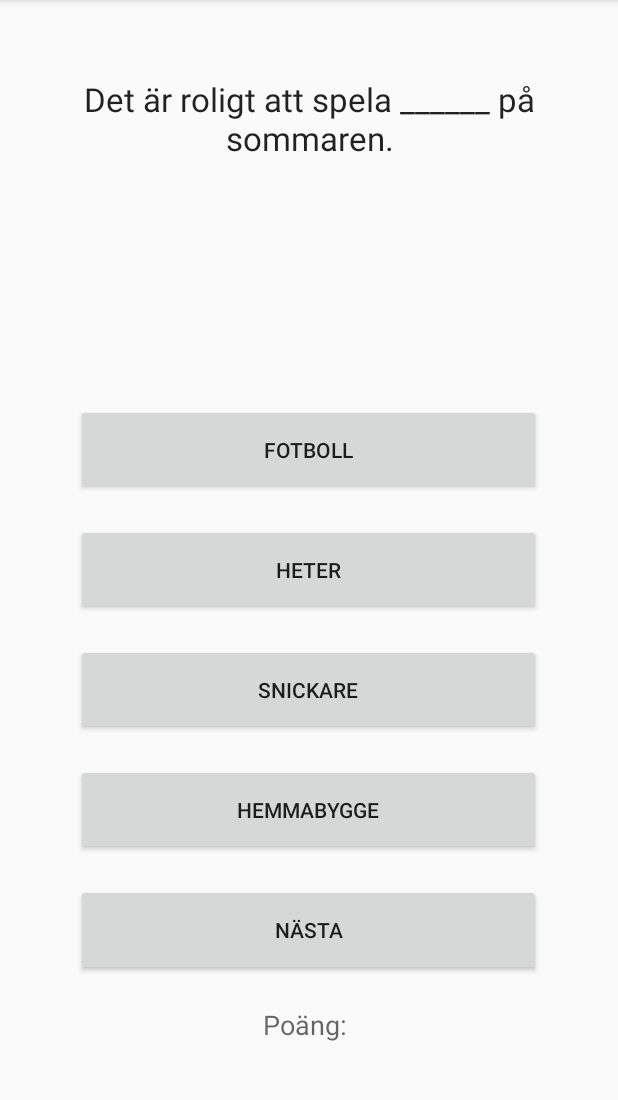
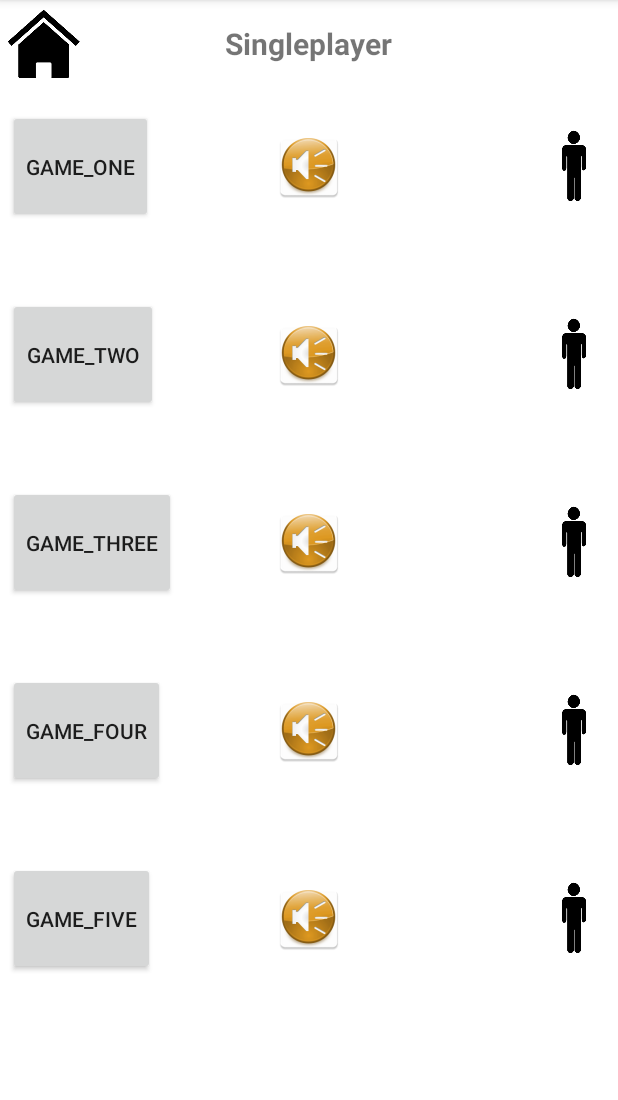
Before and after one commit to hardvaluta/android, an Android app: the screen it shows after launch (MenuActivity before the commit, ChooseGameActivity after it), after a tap on an icon or button, on a phone screen of 412 x 824 dp, the part 84-1184 px from its top. Run offline under Robolectric (Android 15) with nearby library versions, the phone set to English and light mode, and no system bars.

Commit message:
Lagt till ChooseGameMenu aktivitet. Singleplayer knappen i MainMeny leder hit.

```diff
--- a/android1337/app/build.gradle
+++ b/android1337/app/build.gradle
@@ -27,7 +27,7 @@ android {
 }
 
 dependencies {
-    compile fileTree(dir: 'libs', include: ['*.jar'])
+    compile fileTree(include: ['*.jar'], dir: 'libs')
     testCompile 'junit:junit:4.12'
     compile 'com.android.support:appcompat-v7:24.2.1'
     compile 'com.android.volley:volley:1.0.0'
--- a/android1337/app/src/main/AndroidManifest.xml
+++ b/android1337/app/src/main/AndroidManifest.xml
@@ -18,6 +18,7 @@
             </intent-filter>
         </activity>
         <activity android:name="MenuActivity"/>
+        <activity android:name=".ChooseGameActivity"/>
     </application>
 
 </manifest>
--- /dev/null
+++ b/android1337/app/src/main/java/com/android1337/ChooseGameActivity.java
@@ -0,0 +1,139 @@
+package com.android1337;
+
+import android.content.Intent;
+import android.graphics.Color;
+import android.os.Bundle;
+import android.speech.tts.TextToSpeech;
+import android.support.v7.app.AppCompatActivity;
+import android.util.Log;
+import android.view.View;
+import android.widget.Button;
+import android.widget.ImageButton;
+import java.util.Locale;
+
+/**
+ * Created by William on 2016-10-01.
+ */
+
+public class ChooseGameActivity extends AppCompatActivity implements TextToSpeech.OnInitListener {
+    TextToSpeech tts;
+    @Override
+    protected void onCreate(Bundle savedInstanceState)
+    {
+        super.onCreate(savedInstanceState);
+        setContentView(R.layout.choosegame_menu);
+
+        tts = new TextToSpeech(this, this);
+
+        ImageButton mainMenu = (ImageButton) findViewById(R.id.homeButton);
+        mainMenu.setOnClickListener(new View.OnClickListener()
+        {
+            @Override
+            public void onClick(View v)
+            {
+                startActivity(new Intent(ChooseGameActivity.this, MainMenu.class));
+            }
+        });
+
+        ImageButton ttsOne = (ImageButton) findViewById(R.id.Game_One_TTS);
+        ImageButton ttsTwo = (ImageButton) findViewById(R.id.Game_Two_TTS);
+        ImageButton ttsThree = (ImageButton) findViewById(R.id.Game_Three_TTS);
+        ImageButton ttsFour = (ImageButton) findViewById(R.id.Game_Four_TTS);
+        ImageButton ttsFive = (ImageButton) findViewById(R.id.Game_Five_TTS);
+
+        ttsOne.setOnClickListener(new View.OnClickListener() {
+            @Override
+            public void onClick(View view) {
+                wordButtonPressed(R.id.Game_One);
+            }
+        });
+        ttsTwo.setOnClickListener(new View.OnClickListener() {
+            @Override
+            public void onClick(View view) {
+                wordButtonPressed(R.id.Game_Two);
+            }
+        });
+        ttsThree.setOnClickListener(new View.OnClickListener() {
+            @Override
+            public void onClick(View view) {
+                wordButtonPressed(R.id.Game_Three);
+            }
+        });
+        ttsFour.setOnClickListener(new View.OnClickListener() {
+            @Override
+            public void onClick(View view) {
+                wordButtonPressed(R.id.Game_Four);
+            }
+        });
+        ttsFive.setOnClickListener(new View.OnClickListener() {
+            @Override
+            public void onClick(View view) {
+                wordButtonPressed(R.id.Game_Five);
+            }
+        });
+
+        Button gameOne = (Button) findViewById(R.id.Game_One);
+        Button gameTwo = (Button) findViewById(R.id.Game_Two);
+        Button gameThree = (Button) findViewById(R.id.Game_Three);
+        Button gameFour = (Button) findViewById(R.id.Game_Four);
+        Button gameFive = (Button) findViewById(R.id.Game_Five);
+
+        gameOne.setOnClickListener(new View.OnClickListener() {
+            @Override
+            public void onClick(View view){
+               // startActivity(new Intent(ChooseGameActivity.this, GameOne.class));
+            }
+        });
+        gameTwo.setOnClickListener(new View.OnClickListener() {
+            @Override
+            public void onClick(View view){
+                // startActivity(new Intent(ChooseGameActivity.this, GameTwo.class));
+            }
+        });
+        gameThree.setOnClickListener(new View.OnClickListener() {
+            @Override
+            public void onClick(View view){
+                // startActivity(new Intent(ChooseGameActivity.this, GameThree.class));
+            }
+        });
+        gameFour.setOnClickListener(new View.OnClickListener() {
+            @Override
+            public void onClick(View view){
+                // startActivity(new Intent(ChooseGameActivity.this, GameFour.class));
+            }
+        });
+        gameFive.setOnClickListener(new View.OnClickListener() {
+            @Override
+            public void onClick(View view){
+                // startActivity(new Intent(ChooseGameActivity.this, GameFive.class));
+            }
+        });
+
+    }
+
+    private void wordButtonPressed(int buttonIdPressed) {
+        tts.speak(((Button)findViewById(buttonIdPressed)).getText().toString(), TextToSpeech.QUEUE_FLUSH, null);
+    }
+
+    @Override
+    public void onInit(int status) {
+        if (status == TextToSpeech.SUCCESS){
+            //Denna raden sätter ibland till eng_USA i emulator i varje fall vilket förstör TTS
+            //funktionaliteten
+            Locale lang2   = tts.getLanguage();
+
+            //Bättre att sätta sv direkt; Har inte mobilen det så fungerar inte TTS och borde
+            //stängas av imho. Thoughts?
+            Locale lang = new Locale("sv");
+            int result = tts.setLanguage(lang);
+
+            if (result == TextToSpeech.LANG_MISSING_DATA || result == TextToSpeech.LANG_NOT_SUPPORTED) {
+                Log.e("TTS", "inget språkstöd");
+            }else {
+                //nothing
+            }
+        }else{
+            Log.e("TTS", "uppstart kaputt");
+        }
+    }
+}
--- a/android1337/app/src/main/java/com/android1337/MainMenu.java
+++ b/android1337/app/src/main/java/com/android1337/MainMenu.java
@@ -26,7 +26,7 @@ public class MainMenu extends AppCompatActivity
             @Override
             public void onClick(View v)
             {
-                startActivity(new Intent(MainMenu.this, MenuActivity.class));
+                startActivity(new Intent(MainMenu.this, ChooseGameActivity.class));
             }
         });
 
--- a/android1337/app/src/main/java/com/android1337/MenuActivity.java
+++ b/android1337/app/src/main/java/com/android1337/MenuActivity.java
@@ -155,7 +155,6 @@ public class MenuActivity extends AppCompatActivity implements TextToSpeech.OnIn
             finishedSentence = true;
         }
             tts.speak(((Button)findViewById(buttonIdPressed)).getText().toString(), TextToSpeech.QUEUE_FLUSH, null);
-
     }
 
     private void nextSentence() {
--- /dev/null
+++ b/android1337/app/src/main/res/layout/choosegame_menu.xml
@@ -0,0 +1,226 @@
+<?xml version="1.0" encoding="utf-8"?>
+<RelativeLayout xmlns:android="http://schemas.android.com/apk/res/android"
+    xmlns:app="http://schemas.android.com/apk/res-auto"
+    android:orientation="vertical" android:layout_width="match_parent"
+    android:layout_height="match_parent"
+    android:paddingBottom="5dp"
+    android:paddingLeft="5dp"
+    android:paddingRight="5dp"
+    android:paddingTop="5dp"
+    android:background="#FFFFFF">
+
+    <RelativeLayout
+        android:layout_width="match_parent"
+        android:layout_height="wrap_content"
+        android:id="@+id/homeLayout"
+        android:orientation="horizontal">
+
+        <ImageButton
+            android:layout_width="wrap_content"
+            android:layout_height="wrap_content"
+            android:background="@drawable/iconborder"
+            app:srcCompat="@mipmap/homeicon"
+            android:id="@+id/homeButton"
+            android:layout_alignParentLeft="true" />
+
+        <TextView
+            android:layout_width="wrap_content"
+            android:layout_height="wrap_content"
+            android:text="Singleplayer"
+            android:layout_centerHorizontal="true"
+            android:layout_centerVertical="true"
+            android:textStyle="bold"
+            android:textSize="20dp"/>
+    </RelativeLayout>
+
+    <ScrollView
+        android:layout_width="match_parent"
+        android:layout_height="match_parent"
+        android:layout_below="@id/homeLayout"
+        >
+        <LinearLayout
+            android:layout_width="match_parent"
+            android:layout_height="wrap_content"
+            android:orientation="vertical" >
+
+            <Space
+                android:layout_width="match_parent"
+                android:layout_height="20dp"
+                android:layout_gravity="center_horizontal"
+                android:layout_weight="0.14" />
+
+            <RelativeLayout
+                android:layout_width="match_parent"
+                android:layout_height="wrap_content"
+                android:orientation="horizontal" >
+
+                <Button
+                    android:id="@+id/Game_One"
+                    android:layout_width="wrap_content"
+                    android:layout_height="75dp"
+                    android:layout_alignParentLeft="true"
+                    android:text="Game_One" />
+                <ImageButton
+                    android:id="@+id/Game_One_TTS"
+                    android:layout_width="wrap_content"
+                    android:layout_height="75dp"
+                    android:layout_centerHorizontal="true"
+                    app:srcCompat="@mipmap/texttospeech"
+                    android:background="#FFFFFF"/>
+
+                <ImageView
+                    android:id="@+id/Game_One_Image"
+                    android:layout_width="wrap_content"
+                    android:layout_height="wrap_content"
+                    android:layout_alignParentRight="true"
+                    android:layout_centerVertical="true"
+                    app:srcCompat="@mipmap/singleplayericon"
+                    />
+            </RelativeLayout>
+
+            <Space
+                android:layout_width="match_parent"
+                android:layout_height="50dp"
+                android:layout_gravity="center_horizontal"
+                android:layout_weight="0.14" />
+
+            <RelativeLayout
+                android:layout_width="match_parent"
+                android:layout_height="wrap_content"
+                android:orientation="horizontal" >
+
+                <Button
+                    android:id="@+id/Game_Two"
+                    android:layout_width="wrap_content"
+                    android:layout_height="75dp"
+                    android:layout_alignParentLeft="true"
+                    android:text="Game_Two" />
+
+                <ImageButton
+                    android:id="@+id/Game_Two_TTS"
+                    android:layout_width="wrap_content"
+                    android:layout_height="75dp"
+                    android:layout_centerHorizontal="true"
+                    app:srcCompat="@mipmap/texttospeech"
+                    android:background="#FFFFFF"/>
+
+                <ImageView
+                    android:id="@+id/Game_Two_Image"
+                    android:layout_width="wrap_content"
+                    android:layout_height="wrap_content"
+                    android:layout_alignParentRight="true"
+                    android:layout_centerVertical="true"
+                    app:srcCompat="@mipmap/singleplayericon"
+                    />
+            </RelativeLayout>
+
+            <Space
+                android:layout_width="match_parent"
+                android:layout_height="50dp"
+                android:layout_gravity="center_horizontal"
+                android:layout_weight="0.14" />
+
+            <RelativeLayout
+                android:layout_width="match_parent"
+                android:layout_height="wrap_content"
+                android:orientation="horizontal" >
+
+                <Button
+                    android:id="@+id/Game_Three"
+                    android:layout_width="wrap_content"
+                    android:layout_height="75dp"
+                    android:layout_alignParentLeft="true"
+                    android:text="Game_Three" />
+
+                <ImageButton
+                    android:id="@+id/Game_Three_TTS"
+                    android:layout_width="wrap_content"
+                    android:layout_height="75dp"
+                    android:layout_centerHorizontal="true"
+                    app:srcCompat="@mipmap/texttospeech"
+                    android:background="#FFFFFF"/>
+
+                <ImageView
+                    android:id="@+id/Game_Three_Image"
+                    android:layout_width="wrap_content"
+                    android:layout_height="wrap_content"
+                    android:layout_alignParentRight="true"
+                    android:layout_centerVertical="true"
+                    app:srcCompat="@mipmap/singleplayericon"
+                    />
+            </RelativeLayout>
+
+            <Space
+                android:layout_width="match_parent"
+                android:layout_height="50dp"
+                android:layout_gravity="center_horizontal"
+                android:layout_weight="0.14" />
+
+            <RelativeLayout
+                android:layout_width="match_parent"
+                android:layout_height="wrap_content"
+                android:orientation="horizontal" >
+
+                <Button
+                    android:id="@+id/Game_Four"
+                    android:layout_width="wrap_content"
+                    android:layout_height="75dp"
+                    android:layout_alignParentLeft="true"
+                    android:text="Game_Four" />
+
+                <ImageButton
+                    android:id="@+id/Game_Four_TTS"
+                    android:layout_width="wrap_content"
+                    android:layout_height="75dp"
+                    android:layout_centerHorizontal="true"
+                    app:srcCompat="@mipmap/texttospeech"
+                    android:background="#FFFFFF"/>
+
+                <ImageView
+                    android:id="@+id/Game_Four_Image"
+                    android:layout_width="wrap_content"
+                    android:layout_height="wrap_content"
+                    android:layout_alignParentRight="true"
+                    android:layout_centerVertical="true"
+                    app:srcCompat="@mipmap/singleplayericon"
+                    />
+            </RelativeLayout>
+
+            <Space
+                android:layout_width="match_parent"
+                android:layout_height="50dp"
+                android:layout_gravity="center_horizontal"
+                android:layout_weight="0.14" />
+
+            <RelativeLayout
+                android:layout_width="match_parent"
+                android:layout_height="wrap_content"
+                android:orientation="horizontal" >
+
+                <Button
+                    android:id="@+id/Game_Five"
+                    android:layout_width="wrap_content"
+                    android:layout_height="75dp"
+                    android:layout_alignParentLeft="true"
+                    android:text="Game_Five" />
+
+                <ImageButton
+                    android:id="@+id/Game_Five_TTS"
+                    android:layout_width="wrap_content"
+                    android:layout_height="75dp"
+                    android:layout_centerHorizontal="true"
+                    app:srcCompat="@mipmap/texttospeech"
+                    android:background="#FFFFFF"/>
+
+                <ImageView
+                    android:id="@+id/Game_Five_Image"
+                    android:layout_width="wrap_content"
+                    android:layout_height="wrap_content"
+                    android:layout_alignParentRight="true"
+                    android:layout_centerVertical="true"
+                    app:srcCompat="@mipmap/singleplayericon"
+                    />
+            </RelativeLayout>
+        </LinearLayout>
+    </ScrollView>
+</RelativeLayout>
```
Also changed, not shown: android1337/app/src/main/res/mipmap-hdpi/returnarrow.png (added), android1337/app/src/main/res/mipmap-hdpi/texttospeech.png (added), android1337/app/src/main/res/mipmap-mdpi/returnarrow.png (added), android1337/app/src/main/res/mipmap-mdpi/texttospeech.png (added), android1337/app/src/main/res/mipmap-xhdpi/returnarrow.png (added), android1337/app/src/main/res/mipmap-xhdpi/texttospeech.png (added), android1337/app/src/main/res/mipmap-xxhdpi/returnarrow.png (added), android1337/app/src/main/res/mipmap-xxhdpi/texttospeech.png (added), android1337/app/src/main/res/mipmap-xxxhdpi/returnarrow.png (added), android1337/app/src/main/res/mipmap-xxxhdpi/texttospeech.png (added), android1337/app/src/main/returnarrow-web.png (added), android1337/app/src/main/returnarrow.png-web.png (added), android1337/app/src/main/texttospeech-web.png (added).
